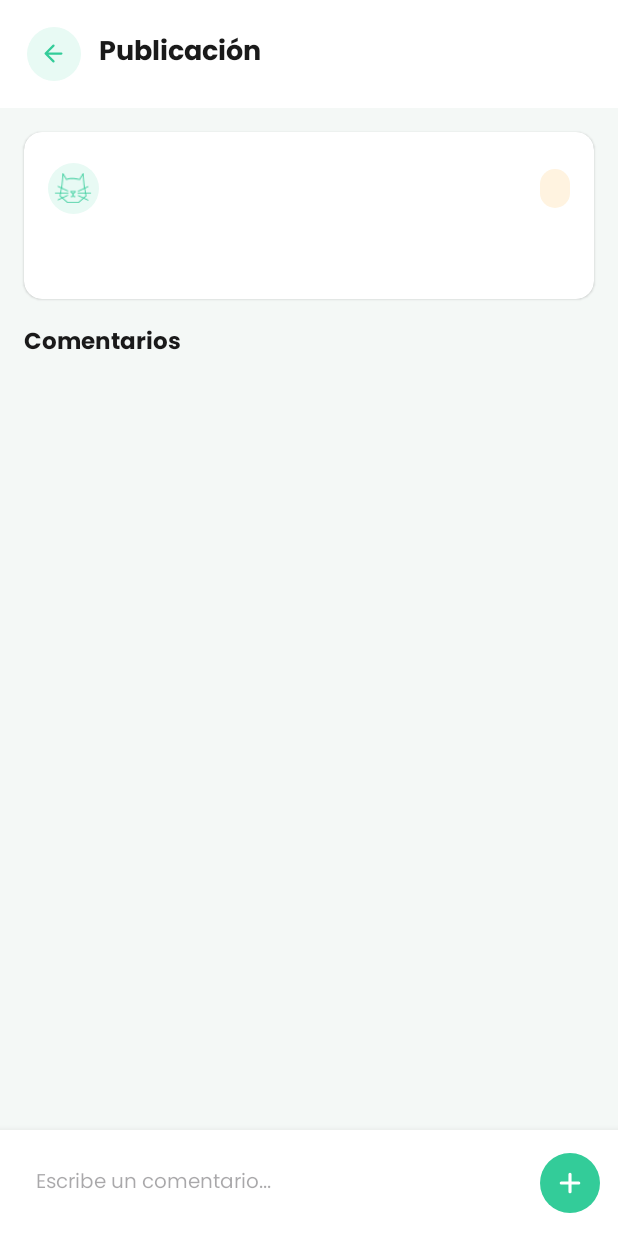
After one commit to Veronica-SB/boop, an Android app: the PostDetailActivity screen opened directly, with no data from a screen before it, on a phone screen of 412 x 824 dp. The commit adds this screen. Run offline under Robolectric (Android 15) with nearby library versions, the phone set to English and light mode, and no system bars; our stand-ins replace Firebase (no records; nobody signed in at launch, a user with empty details on screens opened directly).

Commit message:
BOOP-09: comunidad, likes unicos, comentarios, post

```diff
--- /dev/null
+++ b/app/src/main/res/layout/activity_post_detail.xml
@@ -0,0 +1,202 @@
+<?xml version="1.0" encoding="utf-8"?>
+<LinearLayout xmlns:android="http://schemas.android.com/apk/res/android"
+    xmlns:app="http://schemas.android.com/apk/res-auto"
+    android:layout_width="match_parent"
+    android:layout_height="match_parent"
+    android:orientation="vertical"
+    android:background="@color/background_light">
+
+    <!-- Header -->
+    <LinearLayout
+        android:layout_width="match_parent"
+        android:layout_height="wrap_content"
+        android:orientation="horizontal"
+        android:gravity="center_vertical"
+        android:padding="18dp"
+        android:background="@color/surface_light">
+        <FrameLayout
+            android:id="@+id/btn_back"
+            android:layout_width="36dp"
+            android:layout_height="36dp"
+            android:background="@drawable/bg_circle_green_light">
+            <ImageView
+                android:layout_width="18dp"
+                android:layout_height="18dp"
+                android:layout_gravity="center"
+                android:src="@drawable/ic_arrow_back"
+                app:tint="@color/boop_green" />
+        </FrameLayout>
+        <TextView
+            android:layout_width="0dp"
+            android:layout_height="wrap_content"
+            android:layout_weight="1"
+            android:layout_marginStart="12dp"
+            android:text="Publicación"
+            android:textSize="18sp"
+            android:fontFamily="@font/poppins_bold"
+            android:textColor="@color/text_primary_light" />
+        <TextView
+            android:id="@+id/btn_delete_post"
+            android:layout_width="wrap_content"
+            android:layout_height="wrap_content"
+            android:text="Eliminar"
+            android:textSize="13sp"
+            android:fontFamily="@font/poppins_semibold"
+            android:textColor="@color/alert_red"
+            android:visibility="gone"
+            android:clickable="true"
+            android:focusable="true" />
+    </LinearLayout>
+
+    <!-- Contenido scrollable -->
+    <androidx.core.widget.NestedScrollView
+        android:layout_width="match_parent"
+        android:layout_height="0dp"
+        android:layout_weight="1">
+
+        <LinearLayout
+            android:layout_width="match_parent"
+            android:layout_height="wrap_content"
+            android:orientation="vertical"
+            android:paddingBottom="16dp">
+
+            <!-- Post card -->
+            <androidx.cardview.widget.CardView
+                android:layout_width="match_parent"
+                android:layout_height="wrap_content"
+                android:layout_margin="16dp"
+                app:cardCornerRadius="12dp"
+                app:cardElevation="1dp"
+                app:cardBackgroundColor="@color/surface_light">
+                <LinearLayout
+                    android:layout_width="match_parent"
+                    android:layout_height="wrap_content"
+                    android:orientation="vertical"
+                    android:padding="16dp">
+
+                    <!-- Autor y tipo -->
+                    <LinearLayout
+                        android:layout_width="match_parent"
+                        android:layout_height="wrap_content"
+                        android:orientation="horizontal"
+                        android:gravity="center_vertical"
+                        android:layout_marginBottom="12dp">
+                        <FrameLayout
+                            android:layout_width="34dp"
+                            android:layout_height="34dp"
+                            android:background="@drawable/bg_circle_green_light"
+                            android:layout_marginEnd="10dp">
+                            <ImageView
+                                android:id="@+id/iv_user_icon"
+                                android:layout_width="28dp"
+                                android:layout_height="28dp"
+                                android:layout_gravity="center"
+                                android:src="@drawable/ic_cat"
+                                android:scaleType="centerInside" />
+                        </FrameLayout>
+                        <LinearLayout
+                            android:layout_width="0dp"
+                            android:layout_height="wrap_content"
+                            android:layout_weight="1"
+                            android:orientation="vertical">
+                            <TextView
+                                android:id="@+id/tv_user_name"
+                                android:layout_width="wrap_content"
+                                android:layout_height="wrap_content"
+                                android:textSize="13sp"
+                                android:fontFamily="@font/poppins_bold"
+                                android:textColor="@color/text_primary_light" />
+                            <TextView
+                                android:id="@+id/tv_post_time"
+                                android:layout_width="wrap_content"
+                                android:layout_height="wrap_content"
+                                android:textSize="11sp"
+                                android:fontFamily="@font/poppins_regular"
+                                android:textColor="@color/text_tertiary_light" />
+                        </LinearLayout>
+                        <TextView
+                            android:id="@+id/tv_post_type"
+                            android:layout_width="wrap_content"
+                            android:layout_height="wrap_content"
+                            android:textSize="10sp"
+                            android:fontFamily="@font/poppins_bold"
+                            android:background="@drawable/bg_pill_orange_light"
+                            android:paddingStart="10dp"
+                            android:paddingEnd="10dp"
+                            android:paddingTop="4dp"
+                            android:paddingBottom="4dp" />
+                    </LinearLayout>
+
+                    <TextView
+                        android:id="@+id/tv_post_content"
+                        android:layout_width="match_parent"
+                        android:layout_height="wrap_content"
+                        android:textSize="14sp"
+                        android:fontFamily="@font/poppins_regular"
+                        android:textColor="@color/text_primary_light"
+                        android:lineSpacingMultiplier="1.4" />
+                </LinearLayout>
+            </androidx.cardview.widget.CardView>
+
+            <!-- Título comentarios -->
+            <TextView
+                android:layout_width="wrap_content"
+                android:layout_height="wrap_content"
+                android:text="Comentarios"
+                android:textSize="15sp"
+                android:fontFamily="@font/poppins_bold"
+                android:textColor="@color/text_primary_light"
+                android:paddingStart="16dp"
+                android:paddingEnd="16dp"
+                android:paddingBottom="8dp" />
+
+            <!-- Contenedor dinámico de comentarios -->
+            <LinearLayout
+                android:id="@+id/container_comments"
+                android:layout_width="match_parent"
+                android:layout_height="wrap_content"
+                android:orientation="vertical"
+                android:paddingStart="16dp"
+                android:paddingEnd="16dp" />
+
+        </LinearLayout>
+    </androidx.core.widget.NestedScrollView>
+
+    <!-- Campo para escribir comentario -->
+    <LinearLayout
+        android:layout_width="match_parent"
+        android:layout_height="wrap_content"
+        android:orientation="horizontal"
+        android:gravity="center_vertical"
+        android:padding="12dp"
+        android:background="@color/surface_light"
+        android:elevation="8dp">
+        <EditText
+            android:id="@+id/et_comment"
+            android:layout_width="0dp"
+            android:layout_height="wrap_content"
+            android:layout_weight="1"
+            android:hint="Escribe un comentario..."
+            android:fontFamily="@font/poppins_regular"
+            android:textSize="13sp"
+            android:background="@drawable/bg_search_bar"
+            android:padding="12dp"
+            android:maxLines="3"
+            android:layout_marginEnd="8dp" />
+        <FrameLayout
+            android:id="@+id/btn_send_comment"
+            android:layout_width="40dp"
+            android:layout_height="40dp"
+            android:background="@drawable/bg_circle_green"
+            android:clickable="true"
+            android:focusable="true">
+            <ImageView
+                android:layout_width="20dp"
+                android:layout_height="20dp"
+                android:layout_gravity="center"
+                android:src="@drawable/ic_plus"
+                app:tint="@color/white" />
+        </FrameLayout>
+    </LinearLayout>
+
+</LinearLayout>
```
Also changed, not shown: app/src/main/AndroidManifest.xml (+6 -1 lines), app/src/main/java/com/boop/app/data/model/CommunityComment.java (added, +45 -0 lines), app/src/main/java/com/boop/app/ui/community/CommunityAdapter.java (+35 -9 lines), app/src/main/java/com/boop/app/ui/community/CreatePostActivity.java (+14 -5 lines), app/src/main/java/com/boop/app/ui/community/PostDetailActivity.java (added, +268 -0 lines), app/src/main/res/layout/activity_create_post.xml (+0 -12 lines).
